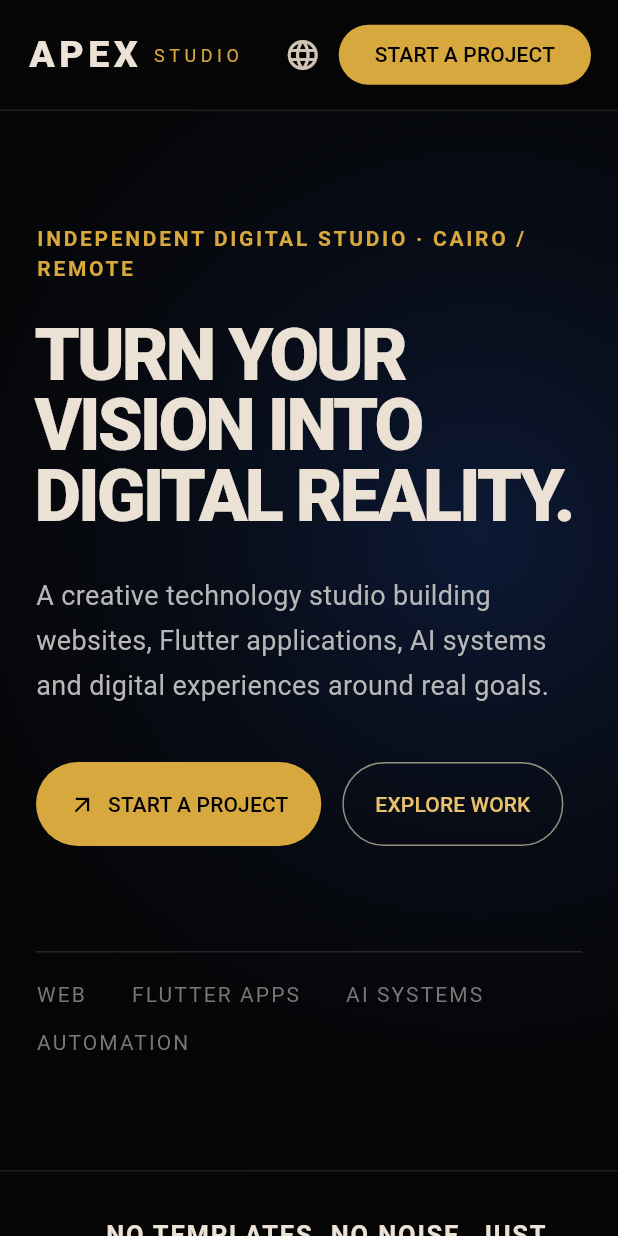
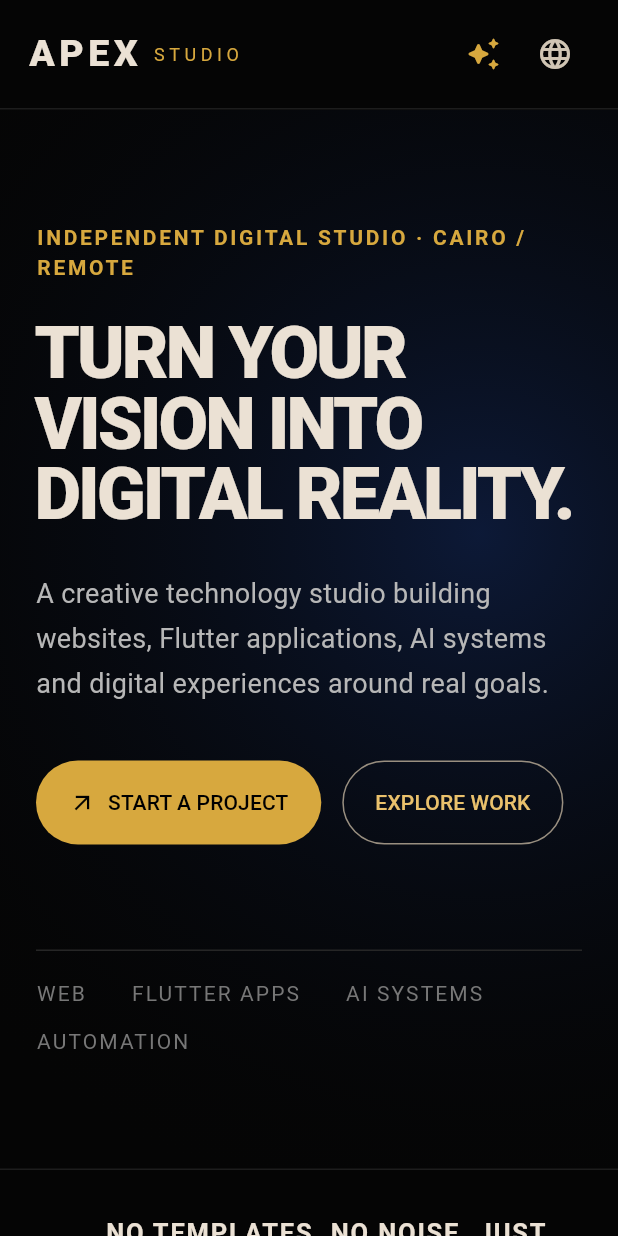
Before and after one commit to yossefahmedsamir00-ship-it/apexstudio1, a Flutter app: the screen it shows after launch, on a phone screen of 412 x 824 dp. Run offline on Flutter 3.47's test engine with Material 3 defaults, Android fonts, the phone set to English and light mode, and no system bars; our stand-ins replace supabase_flutter; accounts and stored records are empty.

Commit message:
feat(flutter): add full-screen AI chat entry and responsive nav

```diff
--- a/apex/lib/main.dart
+++ b/apex/lib/main.dart
@@ -1,4 +1,5 @@
 import 'package:flutter/material.dart';
+import 'ai_chat_page.dart';
 
 void main() => runApp(const ApexStudioApp());
 
@@ -44,12 +45,12 @@ class _ApexHomeState extends State<ApexHome> {
   @override
   Widget build(BuildContext context) {
     final width = MediaQuery.sizeOf(context).width;
-    final mobile = width < 760;
+    final mobile = width < 900;
     final shown = filter == 'All' ? projects : projects.where((p) => p.category == filter).toList();
     return Directionality(
       textDirection: ar ? TextDirection.rtl : TextDirection.ltr,
       child: Scaffold(
-        appBar: PreferredSize(preferredSize: Size.fromHeight(mobile ? 74 : 86), child: _Nav(mobile: mobile, ar: ar, onLang: () => setState(() => ar = !ar), onWork: () => go(workKey), onServices: () => go(servicesKey), onContact: () => go(contactKey))),
+        appBar: PreferredSize(preferredSize: Size.fromHeight(mobile ? 74 : 86), child: _Nav(mobile: mobile, ar: ar, onLang: () => setState(() => ar = !ar), onWork: () => go(workKey), onServices: () => go(servicesKey), onContact: () => go(contactKey), onChat: () => Navigator.of(context).push(MaterialPageRoute(builder: (_) => const ApexAiChatPage())))),
         body: CustomScrollView(slivers: [
           SliverToBoxAdapter(child: _Hero(mobile: mobile, ar: ar, onWork: () => go(workKey), onContact: () => go(contactKey))),
           SliverToBoxAdapter(child: _Statement(ar: ar)),
@@ -65,14 +66,30 @@ class _ApexHomeState extends State<ApexHome> {
 }
 
 class _Nav extends StatelessWidget {
-  final bool mobile, ar; final VoidCallback onLang, onWork, onServices, onContact;
-  const _Nav({required this.mobile, required this.ar, required this.onLang, required this.onWork, required this.onServices, required this.onContact});
-  @override Widget build(BuildContext context) => Container(
-    padding: EdgeInsets.symmetric(horizontal: mobile ? 18 : 54, vertical: 16),
-    decoration: const BoxDecoration(border: Border(bottom: BorderSide(color: Color(0xFF1D1D1D)))),
-    child: Row(children: [
+  final bool mobile, ar;
+  final VoidCallback onLang, onWork, onServices, onContact, onChat;
+
+  const _Nav({
+    required this.mobile,
+    required this.ar,
+    required this.onLang,
+    required this.onWork,
+    required this.onServices,
+    required this.onContact,
+    required this.onChat,
+  });
+
+  @override
+  Widget build(BuildContext context) => Container(
+        padding: EdgeInsets.symmetric(horizontal: mobile ? 18 : 54, vertical: 12),
+        decoration: const BoxDecoration(
+          border: Border(bottom: BorderSide(color: Color(0xFF1D1D1D))),
+        ),
+        child: Row(
+          children: [
             const Text('APEX', style: TextStyle(fontSize: 25, fontWeight: FontWeight.w900, letterSpacing: 3)),
-      const SizedBox(width: 8), const Text('STUDIO', style: TextStyle(color: Color(0xFFD7A83E), letterSpacing: 3, fontSize: 12)),
+            const SizedBox(width: 8),
+            const Text('STUDIO', style: TextStyle(color: Color(0xFFD7A83E), letterSpacing: 3, fontSize: 12)),
             const Spacer(),
             if (!mobile) ...[
               TextButton(onPressed: onWork, child: Text(ar ? 'الأعمال' : 'WORK')),
@@ -80,9 +97,24 @@ class _Nav extends StatelessWidget {
               TextButton(onPressed: onContact, child: Text(ar ? 'تواصل' : 'CONTACT')),
               const SizedBox(width: 8),
             ],
-      IconButton(onPressed: onLang, tooltip: ar ? 'English' : 'العربية', icon: const Icon(Icons.language)),
-      FilledButton(onPressed: onContact, style: FilledButton.styleFrom(backgroundColor: const Color(0xFFD7A83E), foregroundColor: Colors.black), child: Text(ar ? 'ابدأ مشروعك' : 'START A PROJECT')),
-    ]),
+            IconButton(
+              onPressed: onChat,
+              tooltip: ar ? 'محادثة الذكاء الاصطناعي' : 'AI Chat',
+              icon: const Icon(Icons.auto_awesome_rounded, color: Color(0xFFD7A83E)),
+            ),
+            IconButton(
+              onPressed: onLang,
+              tooltip: ar ? 'English' : 'العربية',
+              icon: const Icon(Icons.language),
+            ),
+            if (!mobile)
+              FilledButton(
+                onPressed: onContact,
+                style: FilledButton.styleFrom(backgroundColor: const Color(0xFFD7A83E), foregroundColor: Colors.black),
+                child: Text(ar ? 'ابدأ مشروعك' : 'START A PROJECT'),
+              ),
+          ],
+        ),
       );
 }
 
```
Lines whose indentation alone changed are shown as unchanged.
